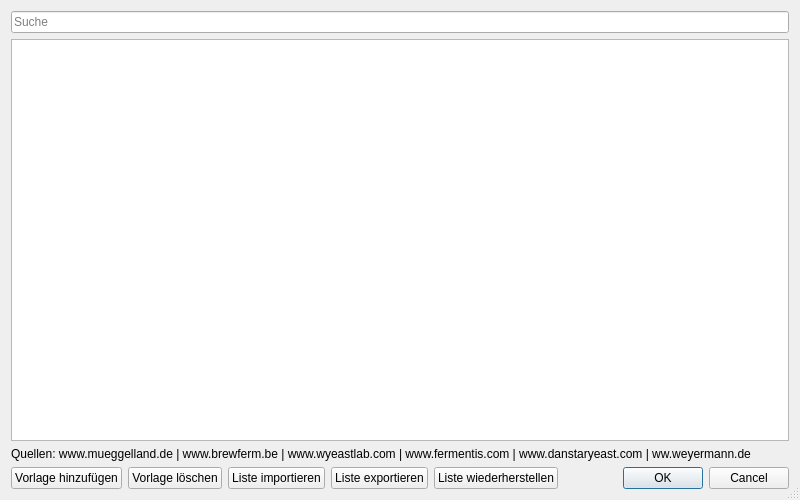
First picture: the form in kleiner-brauhelfer/dialogs/dlgrohstoffvorlage.ui, repository kleiner-brauhelfer/kleiner-brauhelfer-2, before the edit.
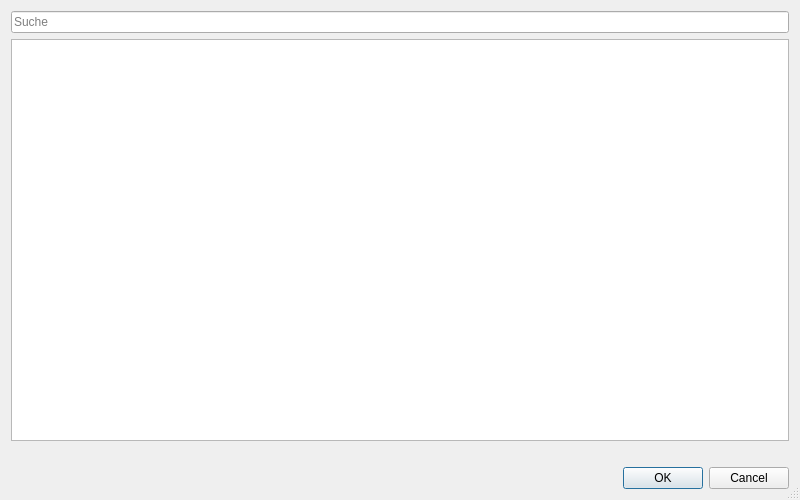
Second picture: the form after the edit. Custom widgets are drawn as their Qt base class.

```diff
--- a/kleiner-brauhelfer/dialogs/dlgrohstoffvorlage.ui
+++ b/kleiner-brauhelfer/dialogs/dlgrohstoffvorlage.ui
@@ -63,85 +63,12 @@
    </item>
    <item>
     <widget class="QLabel" name="labelQuelle">
-     <property name="text">
-      <string>&lt;html&gt;&lt;head/&gt;&lt;body&gt;&lt;p&gt;Quellen: www.mueggelland.de | www.brewferm.be | www.wyeastlab.com | www.fermentis.com | www.danstaryeast.com | ww.weyermann.de&lt;/p&gt;&lt;/body&gt;&lt;/html&gt;</string>
-     </property>
      <property name="wordWrap">
       <bool>true</bool>
      </property>
     </widget>
    </item>
    <item>
-    <layout class="QHBoxLayout" name="horizontalLayout">
-     <item>
-      <widget class="QWidget" name="widgetEdit" native="true">
-       <layout class="QHBoxLayout" name="horizontalLayout_3">
-        <property name="leftMargin">
-         <number>0</number>
-        </property>
-        <property name="topMargin">
-         <number>0</number>
-        </property>
-        <property name="rightMargin">
-         <number>0</number>
-        </property>
-        <property name="bottomMargin">
-         <number>0</number>
-        </property>
-        <item>
-         <widget class="QPushButton" name="btn_Add">
-          <property name="toolTip">
-           <string>&lt;html&gt;&lt;head/&gt;&lt;body&gt;&lt;p&gt;Mit diesem Button wird im obigen Feld Rohstoffvorlagen eine &lt;span style=&quot; font-weight:600;&quot;&gt;neue&lt;/span&gt;, vordefinierte &lt;span style=&quot; font-weight:600;&quot;&gt;Zeile&lt;/span&gt; hinzugefügt.&lt;/p&gt;&lt;/body&gt;&lt;/html&gt;</string>
-          </property>
-          <property name="text">
-           <string>Vorlage hinzufügen</string>
-          </property>
-         </widget>
-        </item>
-        <item>
-         <widget class="QPushButton" name="btn_Remove">
-          <property name="toolTip">
-           <string>&lt;html&gt;&lt;head/&gt;&lt;body&gt;&lt;p&gt;Mit diesem Button wird im obigen Feld eine &lt;span style=&quot; font-weight:600;&quot;&gt;markierte Zeile&lt;/span&gt; aus den Rohstoffvorlagen gelöscht.&lt;/p&gt;&lt;/body&gt;&lt;/html&gt;</string>
-          </property>
-          <property name="text">
-           <string>Vorlage löschen</string>
-          </property>
-         </widget>
-        </item>
-        <item>
-         <widget class="QPushButton" name="btn_Import">
-          <property name="toolTip">
-           <string>&lt;html&gt;&lt;head/&gt;&lt;body&gt;&lt;p&gt;Mit diesem Button werden im obigen Feld Rohstoffvorlagen neue, vordefinierte Rohstofflisten hinzugefügt. Aktuell sollte der Datensatz als semikolonseparierter csv-Datensatz mit den Feldern &lt;span style=&quot; font-weight:600;&quot;&gt;Name&lt;/span&gt;, &lt;span style=&quot; font-weight:600;&quot;&gt;Typ&lt;/span&gt;, &lt;span style=&quot; font-weight:600;&quot;&gt;Ausbeute&lt;/span&gt; und &lt;span style=&quot; font-weight:600;&quot;&gt;Farbe&lt;/span&gt; vorliegen.&lt;/p&gt;&lt;p&gt;Beispiel:&lt;/p&gt;&lt;p&gt;Name;Typ;Ausbeute;Farbe&lt;br/&gt;Honig;Honig;90;1&lt;br/&gt;;;;&lt;br/&gt;;;;&lt;/p&gt;&lt;p&gt;Ein Leerzeichen hinter dem Semikolon ist nicht nötig.&lt;/p&gt;&lt;/body&gt;&lt;/html&gt;</string>
-          </property>
-          <property name="text">
-           <string>Liste importieren</string>
-          </property>
-         </widget>
-        </item>
-        <item>
-         <widget class="QPushButton" name="btn_Export">
-          <property name="toolTip">
-           <string>&lt;html&gt;&lt;head/&gt;&lt;body&gt;&lt;p&gt;Mit diesem Button werden markierte Felder als Semikolon searierter csv-Datensatz &lt;span style=&quot; font-weight:600;&quot;&gt;exportiert&lt;/span&gt;. &lt;/p&gt;&lt;/body&gt;&lt;/html&gt;</string>
-          </property>
-          <property name="text">
-           <string>Liste exportieren</string>
-          </property>
-         </widget>
-        </item>
-        <item>
-         <widget class="QPushButton" name="btn_Restore">
-          <property name="toolTip">
-           <string>&lt;html&gt;&lt;head/&gt;&lt;body&gt;&lt;p&gt;Mit diesem Button wird der vordefinierte &lt;span style=&quot; font-weight:600;&quot;&gt;Ausgangszustand&lt;/span&gt; für die Vorlagenerstellung wiederhergestellt.&lt;/p&gt;&lt;/body&gt;&lt;/html&gt;</string>
-          </property>
-          <property name="text">
-           <string>Liste wiederherstellen</string>
-          </property>
-         </widget>
-        </item>
-       </layout>
-      </widget>
-     </item>
-     <item>
       <widget class="QDialogButtonBox" name="buttonBox">
        <property name="toolTip">
         <string>&lt;html&gt;&lt;head/&gt;&lt;body&gt;&lt;p&gt;Hiermit wird die gegenwärtige Bearbeitung abgebrochen.&lt;/p&gt;&lt;/body&gt;&lt;/html&gt;</string>
@@ -153,8 +80,6 @@
         <set>QDialogButtonBox::Cancel|QDialogButtonBox::Ok</set>
        </property>
       </widget>
-     </item>
-    </layout>
    </item>
   </layout>
  </widget>
```
Left out of the diff: 6 changed lines with no effect on the pictures. Lines whose indentation alone changed are shown as unchanged.
